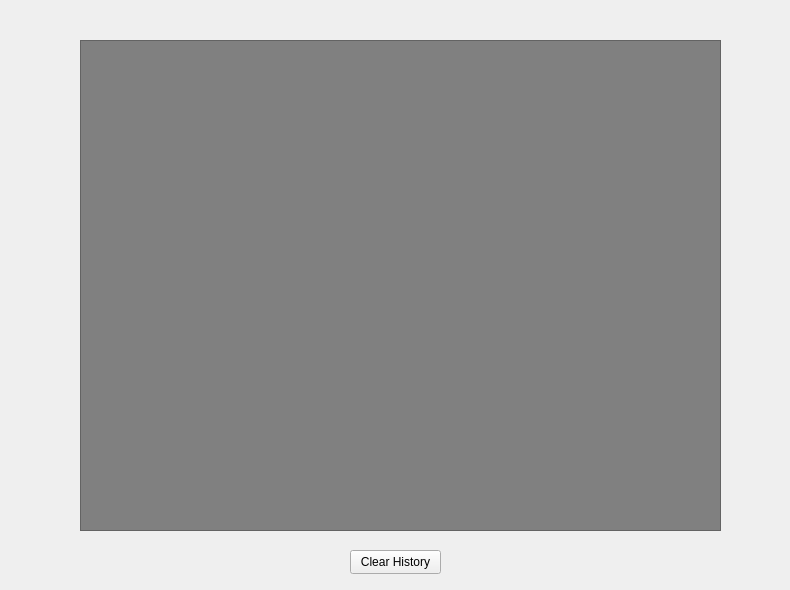
This is ValveCentralHole/CalibrateHistoryWidget.ui in Austin0417/Valve-Central-Hole-Calculator-Final as Qt 5 draws it before an edit. The edited form follows.
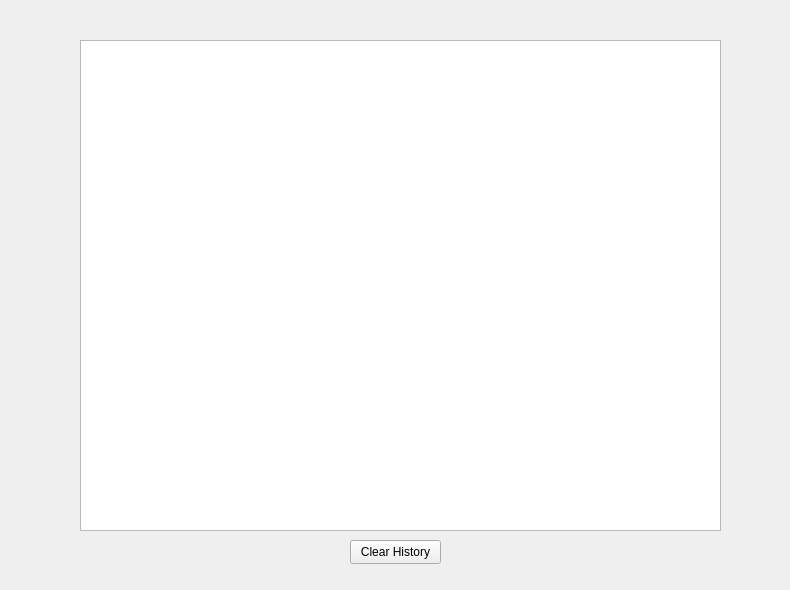
This is the edited form.

Diff of the .ui file:
```diff
--- a/ValveCentralHole/CalibrateHistoryWidget.ui
+++ b/ValveCentralHole/CalibrateHistoryWidget.ui
@@ -23,14 +23,14 @@
     </rect>
    </property>
    <property name="styleSheet">
-    <string notr="true">background: gray;</string>
+    <string notr="true"/>
    </property>
   </widget>
   <widget class="QPushButton" name="clear_history_btn">
    <property name="geometry">
     <rect>
      <x>350</x>
-     <y>550</y>
+     <y>540</y>
      <width>91</width>
      <height>24</height>
     </rect>
```
